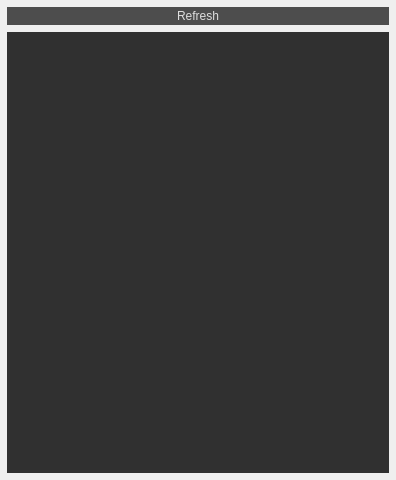
Qt form src/widgets/assetpickerwidget.ui (jahshaka/Studio) before a commit.
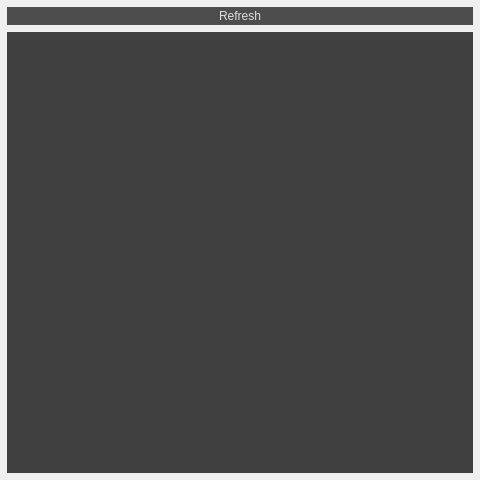
The same form after that commit. Icons and pictures are not drawn.

```diff
--- a/src/widgets/assetpickerwidget.ui
+++ b/src/widgets/assetpickerwidget.ui
@@ -6,7 +6,7 @@
    <rect>
     <x>0</x>
     <y>0</y>
-    <width>396</width>
+    <width>480</width>
     <height>480</height>
    </rect>
   </property>
@@ -52,6 +52,21 @@
     padding: 4px;
 }
 
+QListWidget {
+	background: #404040;
+	color: #CECECE;
+}
+
+QListWidget::item {
+	padding: 6px;
+}
+
+QListView::item:selected {
+    border: 1px solid #3498db;
+	background: #3498db;
+	color: #CECECE;
+}
+
 /* ================== */
 
  QScrollBar:vertical {
```
